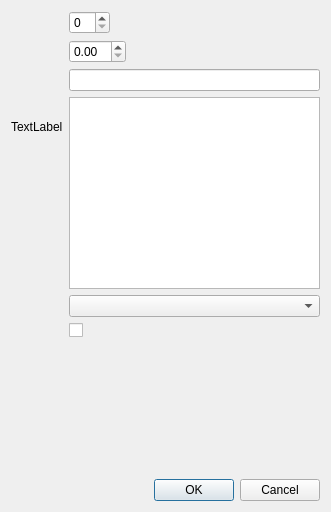
This is src/editor/objecteditor/ui/objectvaluedialog.ui in tdauth/wc3lib as Qt 5 draws it before an edit. The edited form follows.
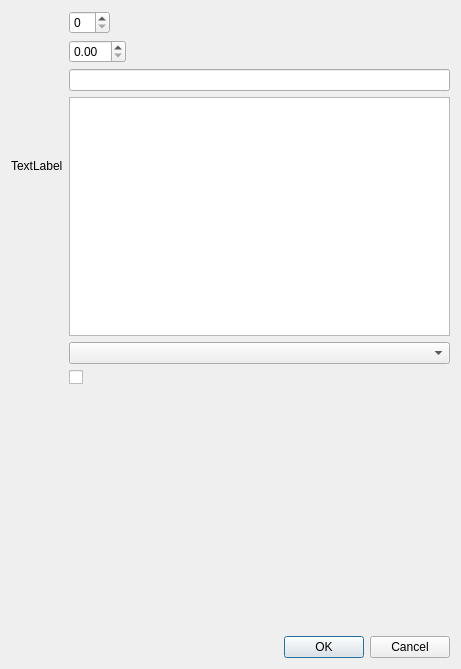
This is the edited form. Custom widgets are drawn as their Qt base class.

```diff
--- a/src/editor/objecteditor/ui/objectvaluedialog.ui
+++ b/src/editor/objecteditor/ui/objectvaluedialog.ui
@@ -6,8 +6,8 @@
    <rect>
     <x>0</x>
     <y>0</y>
-    <width>331</width>
-    <height>512</height>
+    <width>461</width>
+    <height>669</height>
    </rect>
   </property>
   <property name="sizePolicy">
```
Left out of the diff: 6 changed lines with no effect on the pictures.
